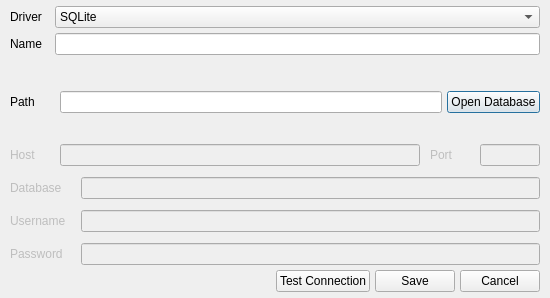
First picture: the form in db-gui2/connection_dialog.ui, repository hehaowen00/experiments, before the edit.
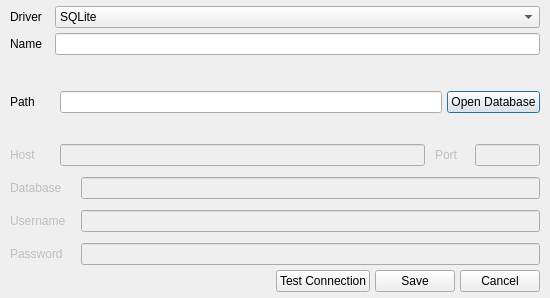
Second picture: the form after the edit.

```diff
--- a/db-gui2/connection_dialog.ui
+++ b/db-gui2/connection_dialog.ui
@@ -250,13 +250,13 @@
                <widget class="QLabel" name="label_4">
                 <property name="minimumSize">
                  <size>
-                  <width>40</width>
+                  <width>30</width>
                   <height>0</height>
                  </size>
                 </property>
                 <property name="maximumSize">
                  <size>
-                  <width>40</width>
+                  <width>30</width>
                   <height>16777215</height>
                  </size>
                 </property>
@@ -269,13 +269,13 @@
                <widget class="QLineEdit" name="portInput">
                 <property name="minimumSize">
                  <size>
-                  <width>60</width>
+                  <width>65</width>
                   <height>0</height>
                  </size>
                 </property>
                 <property name="maximumSize">
                  <size>
-                  <width>60</width>
+                  <width>65</width>
                   <height>16777215</height>
                  </size>
                 </property>
```
